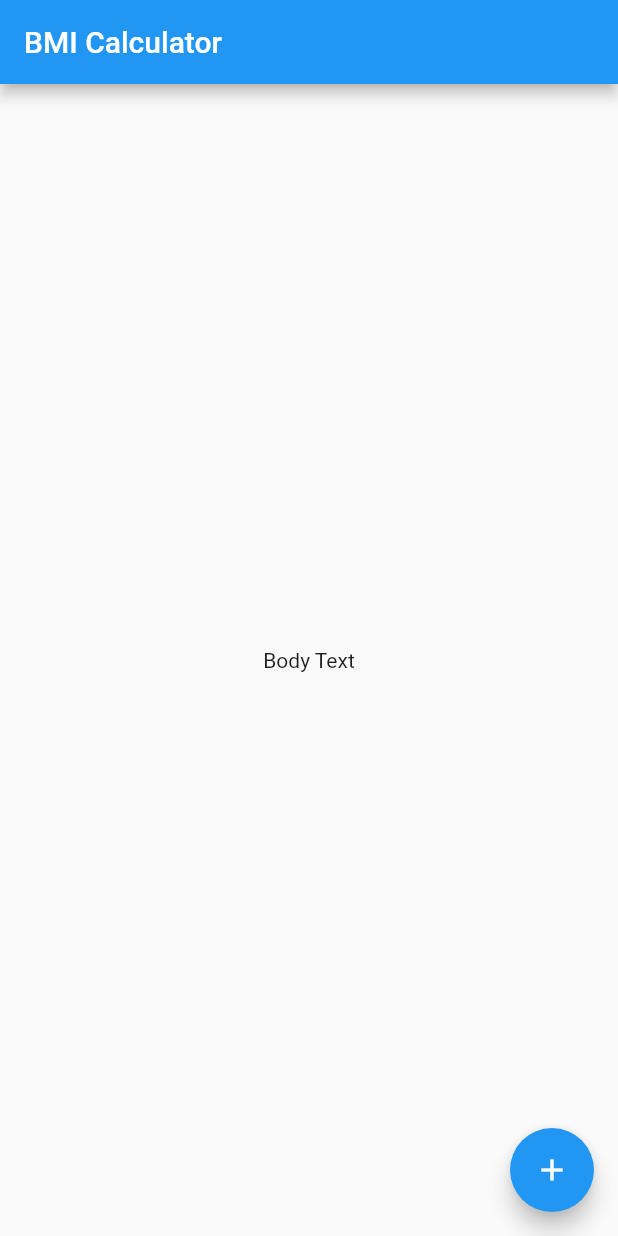
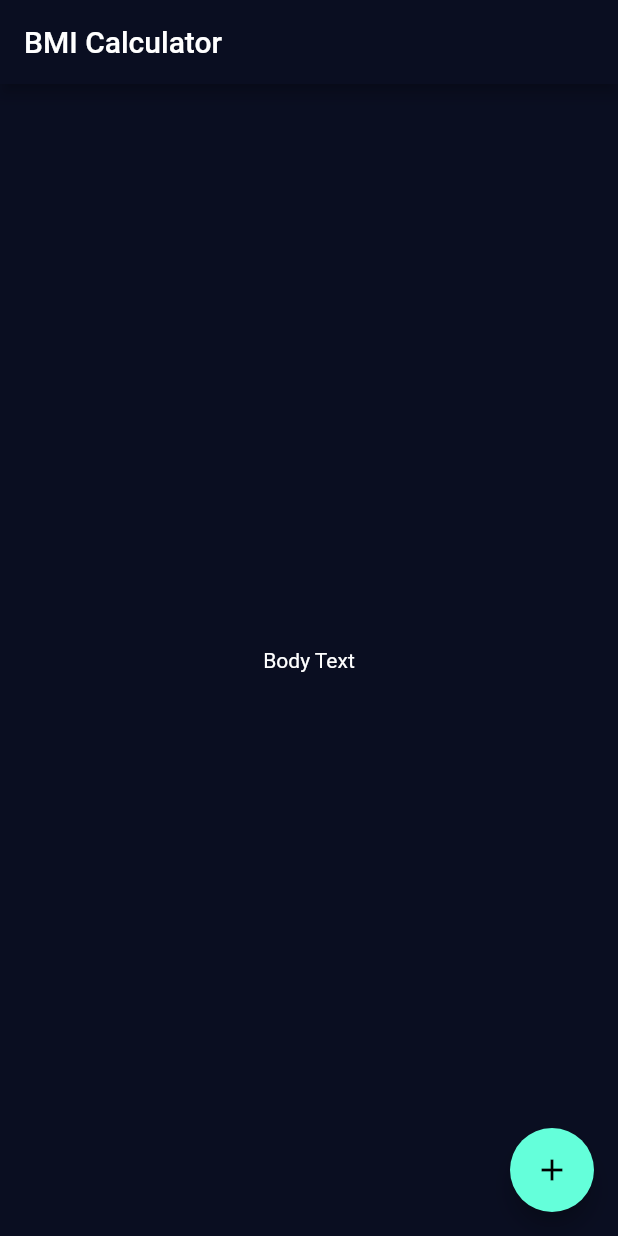
Before and after one commit to ankanSikdar/flutter-bmi-calculator, a Flutter app: the screen it shows after launch, on a phone screen of 412 x 824 dp. Run offline on Flutter 3.47's test engine with Material 2 defaults, Android fonts, the phone set to English and light mode, and no system bars.

Commit message:
Added Theme

```diff
--- a/lib/main.dart
+++ b/lib/main.dart
@@ -8,8 +8,11 @@ class BMICalculator extends StatelessWidget {
   @override
   Widget build(BuildContext context) {
     return MaterialApp(
-      home: InputPage(),
-    );
+        home: InputPage(),
+        theme: ThemeData.dark().copyWith(
+          primaryColor: Color(0xFF0A0E21),
+          scaffoldBackgroundColor: Color(0xFF0A0E21),
+        ));
   }
 }
 
```
